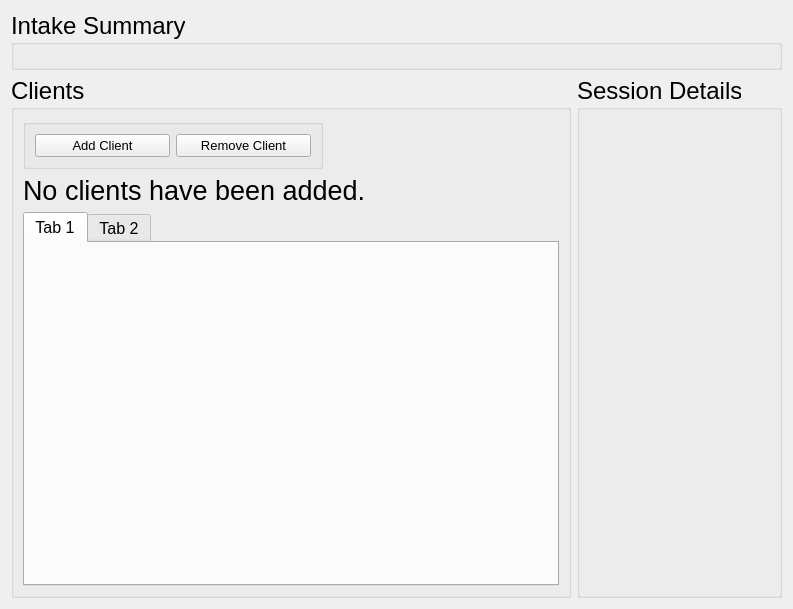
Qt form drc/gui/mediationprocessview.ui (lansdon/cpts483_drc) before a commit.
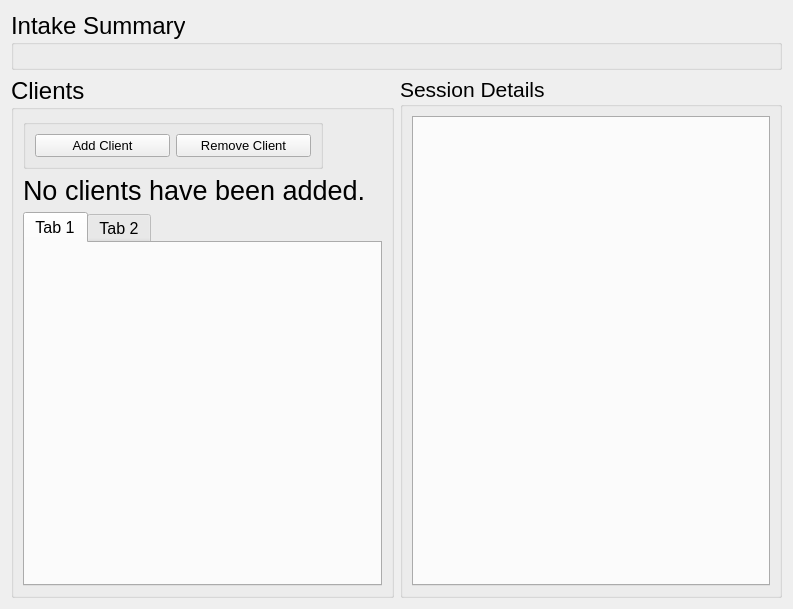
The same form after that commit.

Commit message: edit session view

```diff
--- a/drc/gui/mediationprocessview.ui
+++ b/drc/gui/mediationprocessview.ui
@@ -22,6 +22,11 @@
     <height>600</height>
    </size>
   </property>
+  <property name="font">
+   <font>
+    <pointsize>12</pointsize>
+   </font>
+  </property>
   <property name="windowTitle">
    <string>Form</string>
   </property>
@@ -184,12 +189,17 @@
        </property>
        <property name="font">
         <font>
-         <pointsize>18</pointsize>
+         <pointsize>16</pointsize>
         </font>
        </property>
        <property name="title">
         <string>Session Details </string>
        </property>
+       <layout class="QHBoxLayout" name="horizontalLayout_2">
+        <item>
+         <widget class="QTabWidget" name="sessionTabWidget"/>
+        </item>
+       </layout>
       </widget>
      </item>
     </layout>
```
The commit also changes 3 other files.
